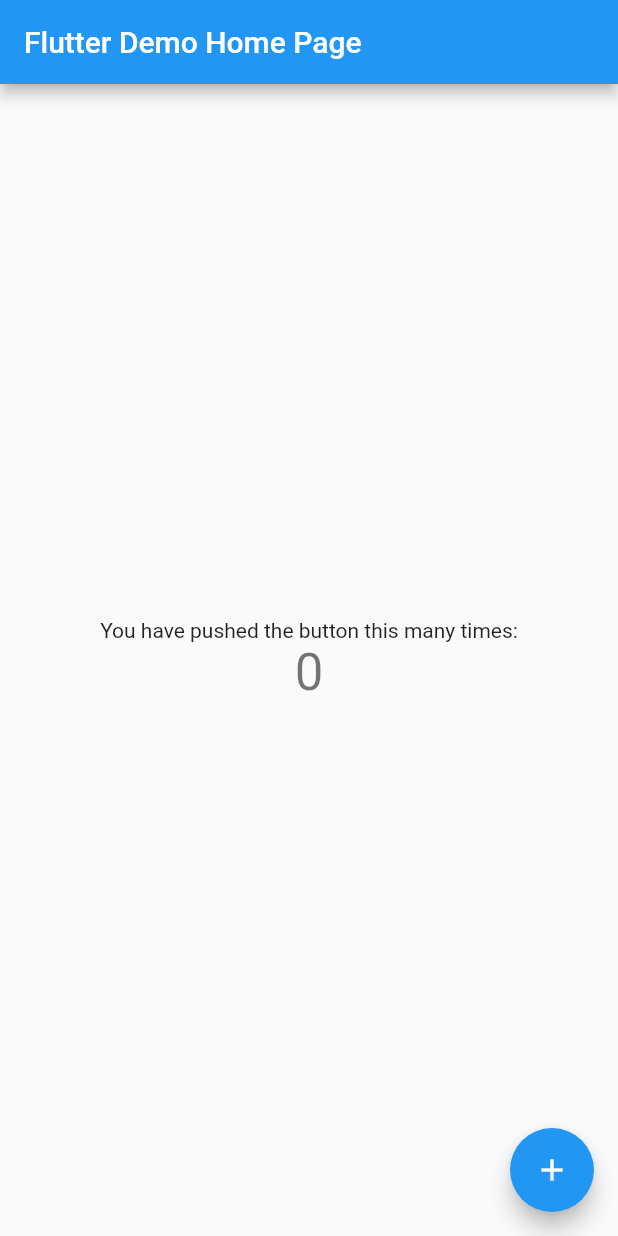
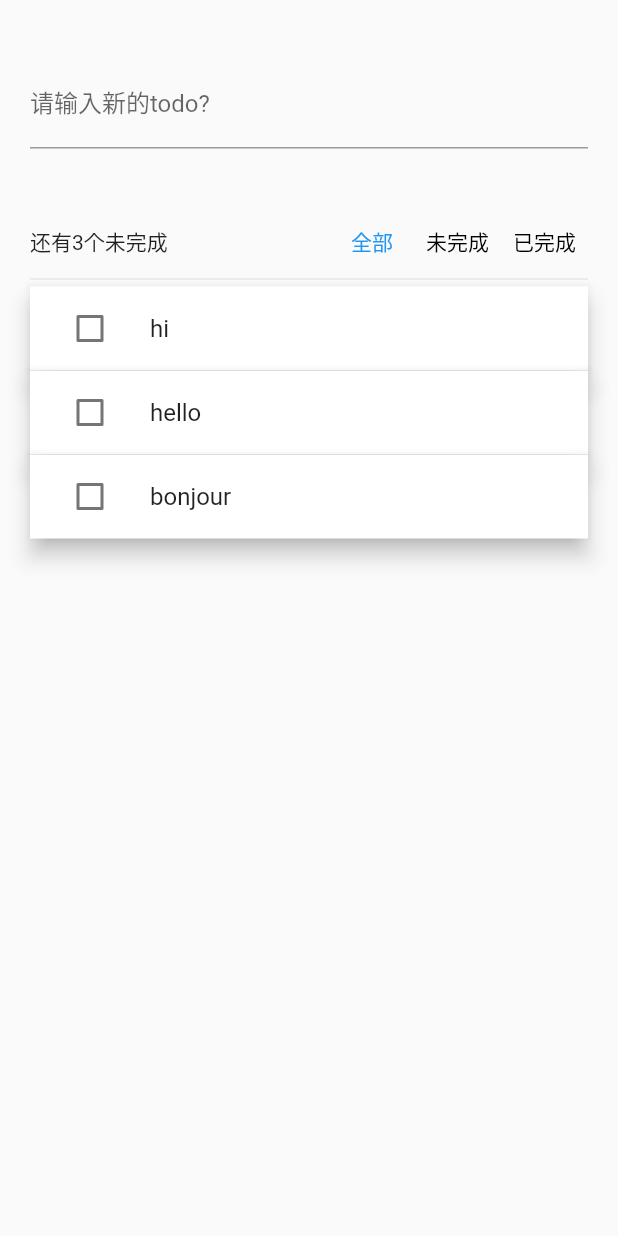
Before and after one commit to dreamerldq/flutter_project, a Flutter app: the screen it shows after launch, on a phone screen of 412 x 824 dp. Run offline on Flutter 3.47's test engine with Material 2 defaults, Android fonts, the phone set to English and light mode, and no system bars; our stand-ins replace flutter_riverpod, riverpod.

Commit message:
feat: todolist开发

```diff
--- /dev/null
+++ b/flutter_state/lib/home.dart
@@ -0,0 +1,56 @@
+import 'package:flutter/material.dart';
+import 'package:flutter_riverpod/flutter_riverpod.dart';
+import 'package:flutter_state/tool_bar.dart';
+
+import 'provider.dart';
+import 'todo_item.dart';
+
+class Home extends ConsumerWidget {
+  const Home({Key? key}) : super(key: key);
+
+  @override
+  Widget build(BuildContext context, WidgetRef ref) {
+    final todos = ref.watch(filteredTodos); // 监听筛选值的变化
+    final newTodoController = TextEditingController(); // 文本控制器
+
+    return GestureDetector(
+      onTap: () => FocusScope.of(context).unfocus(),
+      child: Scaffold(
+        body: ListView(
+          padding: const EdgeInsets.symmetric(horizontal: 20, vertical: 40),
+          children: [
+            TextField(
+              key: addTodoKey,
+              controller: newTodoController,
+              decoration: const InputDecoration(
+                labelText: '请输入新的todo?',
+              ),
+              onSubmitted: (value) { // 回车后执行
+                ref.read(todoListProvider.notifier).add(value); // 调用add方法，添加新的todo
+                newTodoController.clear();
+              },
+            ),
+            const SizedBox(height: 42),
+            const Toolbar(),
+            if (todos.isNotEmpty) const Divider(height: 10),
+            for (var i = 0; i < todos.length; i++) ...[
+              if (i > 0) const Divider(height: 0),
+              Dismissible(
+                key: ValueKey(todos[i].id),
+                onDismissed: (_) {
+                  ref.read(todoListProvider.notifier).remove(todos[i]);
+                },
+                child: ProviderScope(
+                  overrides: [
+                    currentTodo.overrideWithValue(todos[i]),
+                  ],
+                  child: const TodoItem(),
+                ),
+              )
+            ],
+          ],
+        ),
+      ),
+    );
+  }
+}
--- a/flutter_state/lib/main.dart
+++ b/flutter_state/lib/main.dart
@@ -1,115 +1,17 @@
 import 'package:flutter/material.dart';
+import 'package:flutter_riverpod/flutter_riverpod.dart';
+import 'home.dart';
 
 void main() {
-  runApp(const MyApp());
+  runApp(ProviderScope(child: MyApp())); // providerScope提供顶层的依赖注入
 }
-
 class MyApp extends StatelessWidget {
   const MyApp({Key? key}) : super(key: key);
 
-  // This widget is the root of your application.
   @override
   Widget build(BuildContext context) {
-    return MaterialApp(
-      title: 'Flutter Demo',
-      theme: ThemeData(
-        // This is the theme of your application.
-        //
-        // Try running your application with "flutter run". You'll see the
-        // application has a blue toolbar. Then, without quitting the app, try
-        // changing the primarySwatch below to Colors.green and then invoke
-        // "hot reload" (press "r" in the console where you ran "flutter run",
-        // or simply save your changes to "hot reload" in a Flutter IDE).
-        // Notice that the counter didn't reset back to zero; the application
-        // is not restarted.
-        primarySwatch: Colors.blue,
-      ),
-      home: const MyHomePage(title: 'Flutter Demo Home Page'),
+    return const MaterialApp(
+      home: Home(),
     );
   }
 }
-
-class MyHomePage extends StatefulWidget {
-  const MyHomePage({Key? key, required this.title}) : super(key: key);
-
-  // This widget is the home page of your application. It is stateful, meaning
-  // that it has a State object (defined below) that contains fields that affect
-  // how it looks.
-
-  // This class is the configuration for the state. It holds the values (in this
-  // case the title) provided by the parent (in this case the App widget) and
-  // used by the build method of the State. Fields in a Widget subclass are
-  // always marked "final".
-
-  final String title;
-
-  @override
-  State<MyHomePage> createState() => _MyHomePageState();
-}
-
-class _MyHomePageState extends State<MyHomePage> {
-  int _counter = 0;
-
-  void _incrementCounter() {
-    setState(() {
-      // This call to setState tells the Flutter framework that something has
-      // changed in this State, which causes it to rerun the build method below
-      // so that the display can reflect the updated values. If we changed
-      // _counter without calling setState(), then the build method would not be
-      // called again, and so nothing would appear to happen.
-      _counter++;
-    });
-  }
-
-  @override
-  Widget build(BuildContext context) {
-    // This method is rerun every time setState is called, for instance as done
-    // by the _incrementCounter method above.
-    //
-    // The Flutter framework has been optimized to make rerunning build methods
-    // fast, so that you can just rebuild anything that needs updating rather
-    // than having to individually change instances of widgets.
-    return Scaffold(
-      appBar: AppBar(
-        // Here we take the value from the MyHomePage object that was created by
-        // the App.build method, and use it to set our appbar title.
-        title: Text(widget.title),
-      ),
-      body: Center(
-        // Center is a layout widget. It takes a single child and positions it
-        // in the middle of the parent.
-        child: Column(
-          // Column is also a layout widget. It takes a list of children and
-          // arranges them vertically. By default, it sizes itself to fit its
-          // children horizontally, and tries to be as tall as its parent.
-          //
-          // Invoke "debug painting" (press "p" in the console, choose the
-          // "Toggle Debug Paint" action from the Flutter Inspector in Android
-          // Studio, or the "Toggle Debug Paint" command in Visual Studio Code)
-          // to see the wireframe for each widget.
-          //
-          // Column has various properties to control how it sizes itself and
-          // how it positions its children. Here we use mainAxisAlignment to
-          // center the children vertically; the main axis here is the vertical
-          // axis because Columns are vertical (the cross axis would be
-          // horizontal).
-          mainAxisAlignment: MainAxisAlignment.center,
-          children: <Widget>[
-            const Text(
-              'You have pushed the button this many times:',
-            ),
-            Text(
-              '$_counter',
-              style: Theme.of(context).textTheme.headline4,
-            ),
-          ],
-        ),
-      ),
-      floatingActionButton: FloatingActionButton(
-        onPressed: _incrementCounter,
-        tooltip: 'Increment',
-        child: const Icon(Icons.add),
-      ), // This trailing comma makes auto-formatting nicer for build methods.
-    );
-  }
-}
--- /dev/null
+++ b/flutter_state/lib/provider.dart
@@ -0,0 +1,49 @@
+import 'package:flutter/material.dart';
+import 'package:riverpod/riverpod.dart';
+import 'todo.dart';
+
+/// Some keys used for testing
+final addTodoKey = UniqueKey();
+final activeFilterKey = UniqueKey();
+final completedFilterKey = UniqueKey();
+final allFilterKey = UniqueKey();
+
+/// StateNotifierProvider提供复杂对象的处理能力 泛型第一个参数是Provider的返回值，第二个参数是StateNotofer对象
+final todoListProvider = StateNotifierProvider<TodoList, List<Todo>>((ref) {
+  return TodoList(const [
+    Todo(id: 'todo-0', description: 'hi'),
+    Todo(id: 'todo-1', description: 'hello'),
+    Todo(id: 'todo-2', description: 'bonjour'),
+  ]);
+});
+
+/// The different ways to filter the list of todos
+enum TodoListFilter {
+  all,
+  active,
+  completed,
+}
+/// StateProvider常用于枚举类型的处理
+final todoListFilter = StateProvider((_) => TodoListFilter.all);
+/// 这就是一个混合的provder，先使用todoListProvider获取值
+final uncompletedTodosCount = Provider<int>((ref) {
+  return ref.watch(todoListProvider).where((todo) => !todo.completed).length;
+});
+
+/// 混合Provider 通过todoListFiter获取筛选的状态，然后通过todoListProvider获取列表数据，然后通过处理之后，返回新的值
+
+final filteredTodos = Provider<List<Todo>>((ref) {
+  final filter = ref.watch(todoListFilter);
+  final todos = ref.watch(todoListProvider);
+
+  switch (filter) {
+    case TodoListFilter.completed:
+      return todos.where((todo) => todo.completed).toList();
+    case TodoListFilter.active:
+      return todos.where((todo) => !todo.completed).toList();
+    case TodoListFilter.all:
+      return todos;
+  }
+});
+/// Provider 处理简单的值逻辑
+final currentTodo = Provider<Todo>((ref) => throw UnimplementedError());
--- /dev/null
+++ b/flutter_state/lib/title.dart
@@ -0,0 +1,19 @@
+import 'package:flutter/material.dart';
+
+class Title extends StatelessWidget {
+  const Title({Key? key}) : super(key: key);
+
+  @override
+  Widget build(BuildContext context) {
+    return const Text(
+      'todos',
+      textAlign: TextAlign.center,
+      style: TextStyle(
+        color: Color.fromARGB(38, 47, 47, 247),
+        fontSize: 100,
+        fontWeight: FontWeight.w100,
+        fontFamily: 'Helvetica Neue',
+      ),
+    );
+  }
+}
--- /dev/null
+++ b/flutter_state/lib/todo.dart
@@ -0,0 +1,56 @@
+import 'package:flutter/foundation.dart' show immutable;
+import 'package:riverpod/riverpod.dart';
+import 'package:uuid/uuid.dart';
+
+const _uuid = Uuid();
+
+/// A read-only description of a todo-item
+@immutable
+class Todo {
+  const Todo({
+    required this.description,
+    required this.id,
+    this.completed = false,
+  });
+
+  final String id;
+  final String description;
+  final bool completed;
+
+  @override
+  String toString() {
+    return 'Todo(description: $description, completed: $completed)';
+  }
+}
+
+class TodoList extends StateNotifier<List<Todo>> {
+  TodoList([List<Todo>? initialTodos]) : super(initialTodos ?? []); //提供一个todoList的初始值
+
+  void add(String description) {
+    state = [ // state代表TodoList对象的返回值，每次返回都是一个新的对象
+      ...state,
+      Todo(
+        id: _uuid.v4(),
+        description: description,
+      ),
+    ];
+  }
+
+  void toggle(String id) {
+    state = [
+      for (final todo in state)
+        if (todo.id == id)
+          Todo(
+            id: todo.id,
+            completed: !todo.completed,
+            description: todo.description,
+          )
+        else
+          todo,
+    ];
+  }
+
+  void remove(Todo target) {
+    state = state.where((todo) => todo.id != target.id).toList();
+  }
+}
--- /dev/null
+++ b/flutter_state/lib/todo_item.dart
@@ -0,0 +1,23 @@
+import 'package:flutter/material.dart';
+import 'package:flutter_riverpod/flutter_riverpod.dart';
+import 'provider.dart';
+
+class TodoItem extends ConsumerWidget {
+  const TodoItem({Key? key}) : super(key: key);
+  @override
+  Widget build(BuildContext context, WidgetRef ref) {
+    final todo = ref.watch(currentTodo);
+
+    return Material(
+      color: Colors.white,
+      elevation: 6,
+      child: ListTile(
+          leading: Checkbox(
+            value: todo.completed,
+            onChanged: (value) =>
+                ref.read(todoListProvider.notifier).toggle(todo.id),
+          ),
+          title: Text(todo.description)),
+    );
+  }
+}
--- /dev/null
+++ b/flutter_state/lib/tool_bar.dart
@@ -0,0 +1,78 @@
+
+import 'package:flutter/material.dart';
+import 'package:flutter_riverpod/flutter_riverpod.dart';
+
+import 'provider.dart';
+
+class Toolbar extends ConsumerWidget {
+  const Toolbar({
+    Key? key,
+  }) : super(key: key);
+
+  @override
+  Widget build(BuildContext context, WidgetRef ref) {
+    final filter = ref.watch(todoListFilter);
+
+    Color? textColorFor(TodoListFilter value) {
+      return filter == value ? Colors.blue : Colors.black;
+    }
+
+    return Material(
+      child: Row(
+        mainAxisAlignment: MainAxisAlignment.spaceBetween,
+        children: [
+          Expanded(
+            child: Text(
+              '还有${ref.watch(uncompletedTodosCount).toString()}个未完成',
+              overflow: TextOverflow.ellipsis,
+            ),
+          ),
+          Tooltip(
+            key: allFilterKey,
+            message: '全部',
+            child: TextButton(
+              onPressed: () =>
+                  ref.read(todoListFilter.notifier).state = TodoListFilter.all, //点击的时候修改筛选的状态
+              style: ButtonStyle(
+                visualDensity: VisualDensity.compact,
+                foregroundColor:
+                    MaterialStateProperty.all(textColorFor(TodoListFilter.all)),
+              ),
+              child: const Text('全部'),
+            ),
+          ),
+          Tooltip(
+            key: activeFilterKey,
+            message: '未完成',
+            child: TextButton(
+              onPressed: () => ref.read(todoListFilter.notifier).state =
+                  TodoListFilter.active,
+              style: ButtonStyle(
+                visualDensity: VisualDensity.compact,
+                foregroundColor: MaterialStateProperty.all(
+                  textColorFor(TodoListFilter.active),
+                ),
+              ),
+              child: const Text('未完成'),
+            ),
+          ),
+          Tooltip(
+            key: completedFilterKey,
+            message:'已完成',
+            child: TextButton(
+              onPressed: () => ref.read(todoListFilter.notifier).state =
+                  TodoListFilter.completed,
+              style: ButtonStyle(
+                visualDensity: VisualDensity.compact,
+                foregroundColor: MaterialStateProperty.all(
+                  textColorFor(TodoListFilter.completed),
+                ),
+              ),
+              child: const Text('已完成'),
+            ),
+          ),
+        ],
+      ),
+    );
+  }
+}
--- a/flutter_state/pubspec.yaml
+++ b/flutter_state/pubspec.yaml
@@ -29,6 +29,8 @@
 dependencies:
   flutter:
     sdk: flutter
+  uuid: ^3.0.6
+  flutter_riverpod: ^1.0.4
 
 
   # The following adds the Cupertino Icons font to your application.
```
Also changed, not shown: flutter_state/pubspec.lock.
